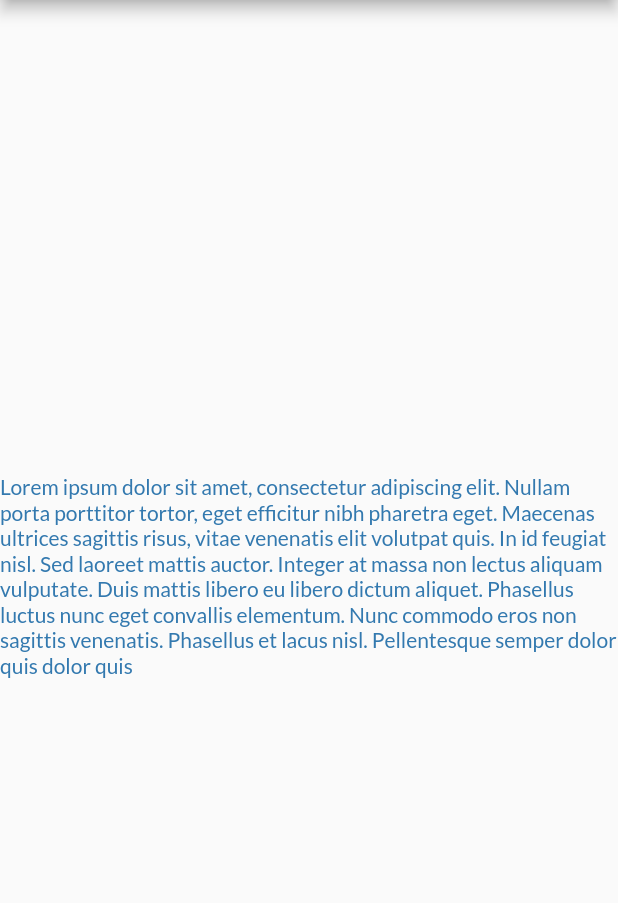
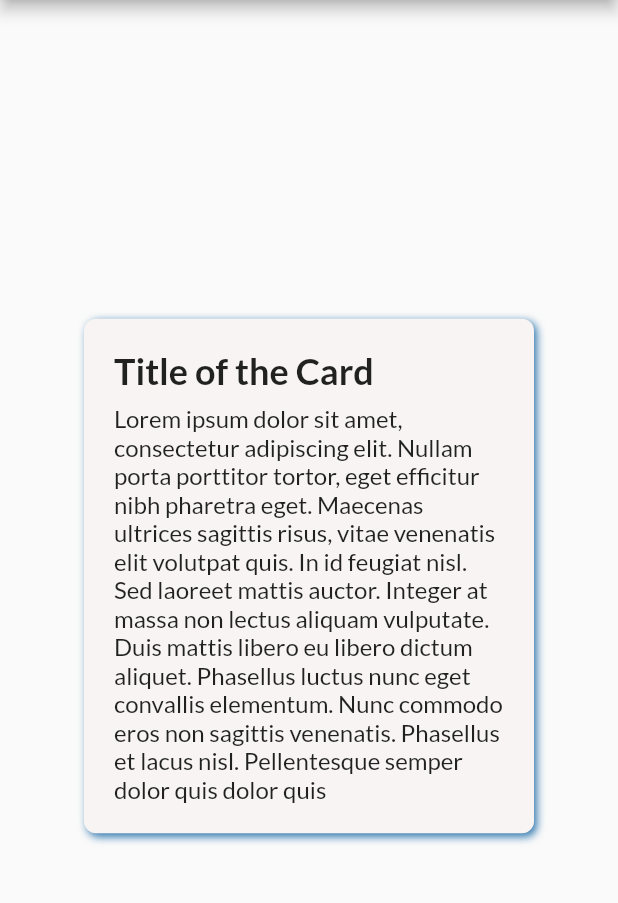
Before and after one commit to ilyin0/horoskope, a Flutter app: the screen it shows after launch, on a phone screen of 412 x 824 dp, the part 84-987 px from its top. Run offline on Flutter 3.47's test engine with Material 2 defaults, Android fonts, the light colour scheme and no system bars; our stand-ins replace flutter_bloc, get_it, injectable.

Commit message:
feat: add info card widget

```diff
--- a/lib/presentation/pages/home/home_page.dart
+++ b/lib/presentation/pages/home/home_page.dart
@@ -5,6 +5,7 @@ import 'package:horoskope/presentation/pages/home/home_cubit.dart';
 import 'package:horoskope/presentation/pages/home/home_state.dart';
 import 'package:horoskope/presentation/themes/horoskope_theme.dart';
 import 'package:horoskope/presentation/utils/build_context_ext.dart';
+import 'package:horoskope/presentation/widgets/info_card.dart';
 
 class HomePage extends StatelessWidget {
   const HomePage({Key? key}) : super(key: key);
@@ -19,11 +20,11 @@ class HomePage extends StatelessWidget {
             title: Text(context.localizations.horoskope),
           ),
           body: Center(
-            child: Text(
-              state.todayForecast,
-              style: TextStyle(
-                color: HoroskopeTheme.color(context).primaryBlue,
-              ),
+            child: InfoCard(
+              title: 'Title of the Card',
+              body: state.todayForecast,
+              textTheme: HoroskopeTheme.text(context),
+              width: 300,
             ),
           ),
         );
--- a/lib/presentation/themes/horoskope_theme.dart
+++ b/lib/presentation/themes/horoskope_theme.dart
@@ -1,4 +1,5 @@
 import 'package:flutter/material.dart';
+import 'package:horoskope/presentation/widgets/info_card.dart';
 
 part 'theme/horoskope_button_theme_data.dart';
 part 'theme/horoskope_color_theme_data.dart';
--- a/lib/presentation/themes/light/src/constants.dart
+++ b/lib/presentation/themes/light/src/constants.dart
@@ -1,4 +1,16 @@
 part of '../light_theme.dart';
+
+const _title2 = TextStyle(
+  fontWeight: FontWeight.bold,
+  fontSize: 24,
+);
+
+const _title3 = TextStyle(
+  fontWeight: FontWeight.bold,
+  fontSize: 20,
+);
+
+const _bodyText2 = TextStyle(fontSize: 16);
 
 abstract class _AppColors {
   static const primaryBlue = Color(0xFF3379AF);
--- a/lib/presentation/themes/light/src/text_theme.dart
+++ b/lib/presentation/themes/light/src/text_theme.dart
@@ -2,4 +2,13 @@ part of '../light_theme.dart';
 
 class _LightHoroskopeTextTheme implements HoroskopeTextThemeData {
   const _LightHoroskopeTextTheme();
+
+  @override
+  TextStyle get infoCardBody => _bodyText2;
+
+  @override
+  TextStyle get infoCardTitle => _title3;
+
+  @override
+  TextStyle get infoCardBigTitle => _title2;
 }
--- a/lib/presentation/themes/theme/horoskope_text_theme_data.dart
+++ b/lib/presentation/themes/theme/horoskope_text_theme_data.dart
@@ -1,3 +1,3 @@
 part of '../horoskope_theme.dart';
 
-abstract class HoroskopeTextThemeData {}
+abstract class HoroskopeTextThemeData implements InfoCardTextTheme {}
--- /dev/null
+++ b/lib/presentation/utils/default_values.dart
@@ -0,0 +1,4 @@
+import 'package:flutter/material.dart';
+
+const infoCardShadowColor = Color(0xFF3379AF);
+const infoCardColor = Color(0xFFF7F4F3);
--- /dev/null
+++ b/lib/presentation/widgets/info_card.dart
@@ -0,0 +1,68 @@
+import 'package:flutter/material.dart';
+import 'package:horoskope/presentation/utils/default_values.dart' as defaults;
+
+abstract class InfoCardTextTheme {
+  TextStyle get infoCardBigTitle;
+  TextStyle get infoCardTitle;
+  TextStyle get infoCardBody;
+}
+
+class InfoCard extends StatelessWidget {
+  final String body;
+  final String? title;
+  final Color color;
+  final Color shadowColor;
+  final double width;
+  final bool big;
+  final InfoCardTextTheme textTheme;
+
+  const InfoCard({
+    Key? key,
+    required this.body,
+    required this.textTheme,
+    this.title,
+    this.color = defaults.infoCardColor,
+    this.shadowColor = defaults.infoCardShadowColor,
+    this.width = double.infinity,
+    this.big = true,
+  }) : super(key: key);
+
+  @override
+  Widget build(BuildContext context) {
+    final title = this.title;
+
+    return Container(
+      width: width,
+      padding: const EdgeInsets.all(20),
+      decoration: BoxDecoration(
+        color: color,
+        borderRadius: BorderRadius.circular(8),
+        boxShadow: [
+          BoxShadow(
+            color: shadowColor,
+            offset: const Offset(2, 2),
+            blurRadius: 4,
+            blurStyle: BlurStyle.normal,
+          ),
+        ],
+      ),
+      child: Column(
+        crossAxisAlignment: CrossAxisAlignment.start,
+        mainAxisSize: MainAxisSize.min,
+        children: [
+          if (title != null) ...[
+            Text(
+              title,
+              style: big ? textTheme.infoCardBigTitle : textTheme.infoCardTitle,
+            ),
+            const SizedBox(height: 8)
+          ],
+          Text(
+            body,
+            style: textTheme.infoCardBody,
+          ),
+        ],
+      ),
+    );
+  }
+}
```
